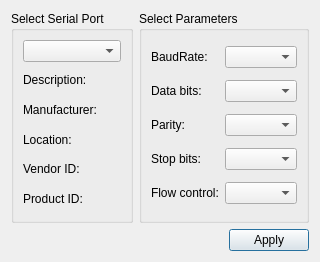
Above: WaterMeterGUI/settingsdialog.ui from Swiki-Anderson-and-Associates/water-meter-indoor before the change. Below: the same form after it.
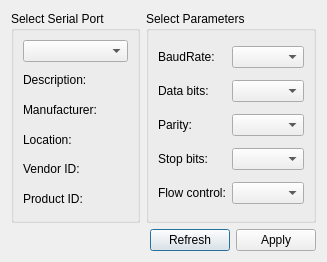
That is the form after the change.

Commit message:
Added refresh button
A refresh button was added in Setting dialog to set all variable as
default value

Diff of the .ui file:
```diff
--- a/WaterMeterGUI/settingsdialog.ui
+++ b/WaterMeterGUI/settingsdialog.ui
@@ -6,7 +6,7 @@
    <rect>
     <x>0</x>
     <y>0</y>
-    <width>281</width>
+    <width>327</width>
     <height>262</height>
    </rect>
   </property>
@@ -29,6 +29,13 @@
        </property>
       </spacer>
      </item>
+     <item>
+      <widget class="QPushButton" name="refreshButton">
+       <property name="text">
+        <string>Refresh</string>
+       </property>
+      </widget>
+     </item>
      <item>
       <widget class="QPushButton" name="applyButton">
        <property name="text">
```
The commit also changes 10 other files.
